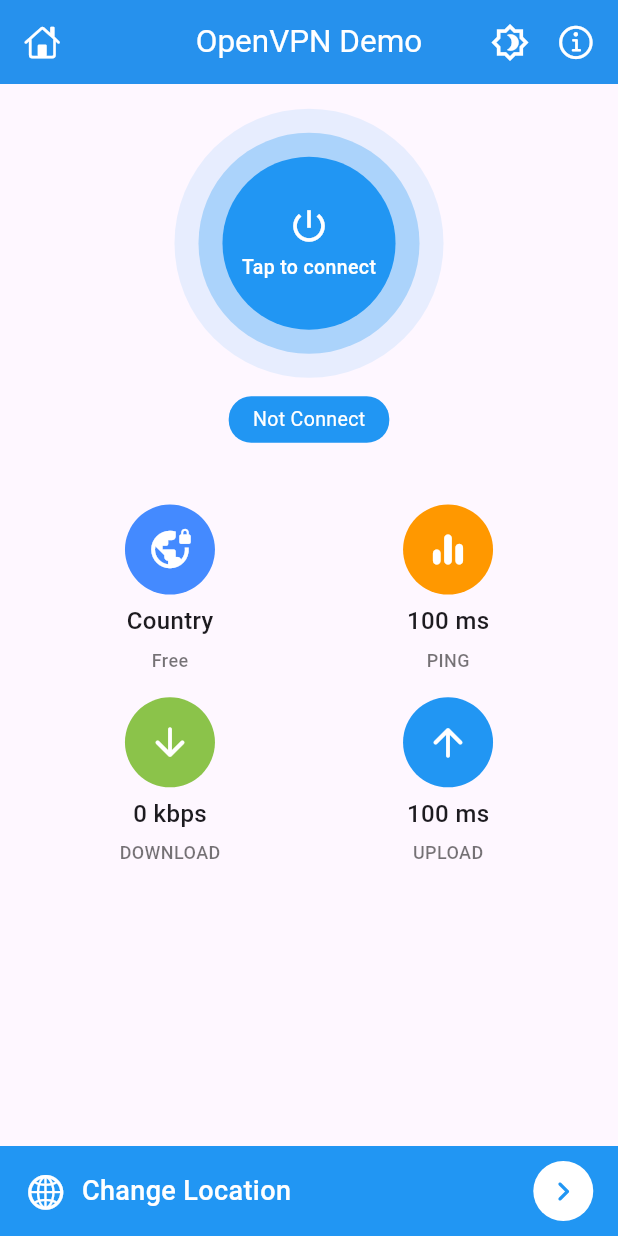
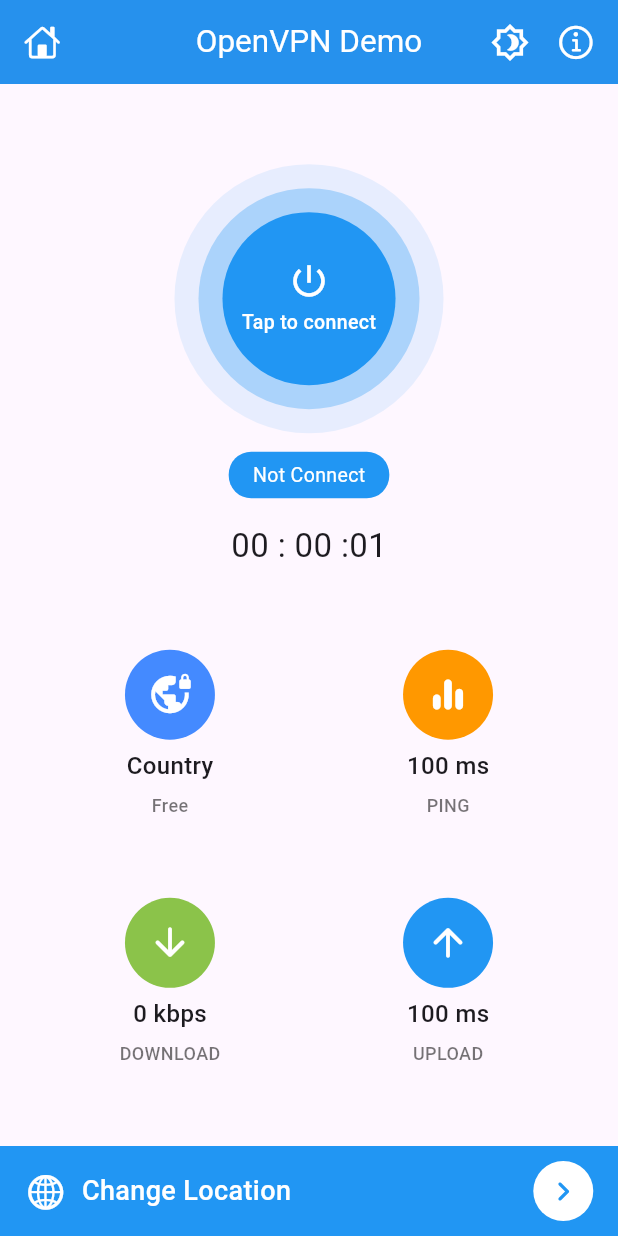
Before and after one commit to Pratham-Makwana/FreeVpn, a Flutter app: the screen it shows after launch, after a tap on "Tap to connect", on a phone screen of 412 x 824 dp. Run offline on Flutter 3.47's test engine with Material 3 defaults, Android fonts, the light colour scheme and no system bars; our stand-ins replace get; statements that could not run were skipped.

Commit message:
Custom CountDown Timer

```diff
--- a/lib/screens/home_screen.dart
+++ b/lib/screens/home_screen.dart
@@ -5,6 +5,8 @@
 import 'package:flutter/scheduler.dart';
 
 import 'package:flutter/services.dart' show rootBundle;
+import 'package:get/get.dart';
+import 'package:vpn_basic_project/widgets/count_down_timer.dart';
 import 'package:vpn_basic_project/widgets/home_card.dart';
 
 import '../main.dart';
@@ -21,6 +23,8 @@
   String _vpnState = VpnEngine.vpnDisconnected;
   List<VpnConfig> _listVpn = [];
   VpnConfig? _selectedVpn;
+
+  final RxBool _startTimer = false.obs;
 
   @override
   void initState() {
@@ -77,14 +81,10 @@
         ],
       ),
       bottomNavigationBar: _changeLocation(),
-      body: Column(mainAxisSize: MainAxisSize.min, children: [
-        /// for adding some space
-        SizedBox(
-          height: mq.height * .02,
-          width: double.maxFinite,
-        ),
+
+      /// /body
+      body: Column(mainAxisAlignment: MainAxisAlignment.spaceEvenly, children: [
         _vpnButton(),
-
         Row(
           mainAxisAlignment: MainAxisAlignment.center,
           children: [
@@ -116,9 +116,6 @@
                   ),
                 )),
           ],
-        ),
-        SizedBox(
-          height: mq.height * .02,
         ),
         Row(
           mainAxisAlignment: MainAxisAlignment.center,
@@ -178,7 +175,9 @@
             button: true,
             child: InkWell(
               borderRadius: BorderRadius.circular(100),
-              onTap: () {},
+              onTap: () {
+                _startTimer.value = !_startTimer.value;
+              },
               child: Container(
                 padding: EdgeInsets.all(16),
                 decoration: BoxDecoration(
@@ -227,7 +226,7 @@
           /// connection status label
           Container(
             margin:
-                EdgeInsets.only(top: mq.height * .015, bottom: mq.height * .05),
+                EdgeInsets.only(top: mq.height * .015, bottom: mq.height * .02),
             padding: EdgeInsets.symmetric(vertical: 6, horizontal: 16),
             decoration: BoxDecoration(
                 color: Colors.blue, borderRadius: BorderRadius.circular(15)),
@@ -238,10 +237,13 @@
                 fontSize: 13,
               ),
             ),
-          )
+          ),
+
+          Obx(() => CountDownTimer(startTimer: _startTimer.value)),
         ],
       );
 
+  /// bottom nav to change location
   Widget _changeLocation() => SafeArea(
         child: Container(
           padding: EdgeInsets.symmetric(horizontal: mq.width * .04),
@@ -274,7 +276,7 @@
               Spacer(),
 
               /// icon
-               CircleAvatar(
+              CircleAvatar(
                 backgroundColor: Colors.white,
                 child: Icon(
                   Icons.keyboard_arrow_right_rounded,
--- /dev/null
+++ b/lib/widgets/count_down_timer.dart
@@ -0,0 +1,49 @@
+import 'dart:async';
+
+import 'package:flutter/material.dart';
+
+class CountDownTimer extends StatefulWidget {
+  final bool startTimer;
+
+  const CountDownTimer({super.key, required this.startTimer});
+
+  @override
+  State<CountDownTimer> createState() => _CountDownTimerState();
+}
+
+class _CountDownTimerState extends State<CountDownTimer> {
+  Duration _duration = Duration();
+  Timer? _timer;
+
+  _startTimer() {
+    _timer = Timer.periodic(Duration(seconds: 1), (timer) {
+      setState(() {
+        _duration = Duration(seconds: _duration.inSeconds + 1);
+      });
+    });
+  }
+
+  _stopTimer() {
+    setState(() {
+      _timer?.cancel();
+      _timer = null;
+      _duration = Duration();
+    });
+  }
+
+  @override
+  Widget build(BuildContext context) {
+    /// it can happened that Ui state is change & timer again start and stop that why checking condition
+    /// by default the timer is null so it start the timer
+    if (_timer == null || !widget.startTimer)
+      widget.startTimer ? _startTimer() : _stopTimer();
+    String twoDigit(int n) => n.toString().padLeft(2, '0');
+    final minutes = twoDigit(_duration.inMinutes.remainder(60));
+    final seconds = twoDigit(_duration.inSeconds.remainder(60));
+    final hours = twoDigit(_duration.inHours.remainder(60));
+    return Text(
+      '$hours : $minutes :$seconds',
+      style: TextStyle(fontSize: 22),
+    );
+  }
+}
```
